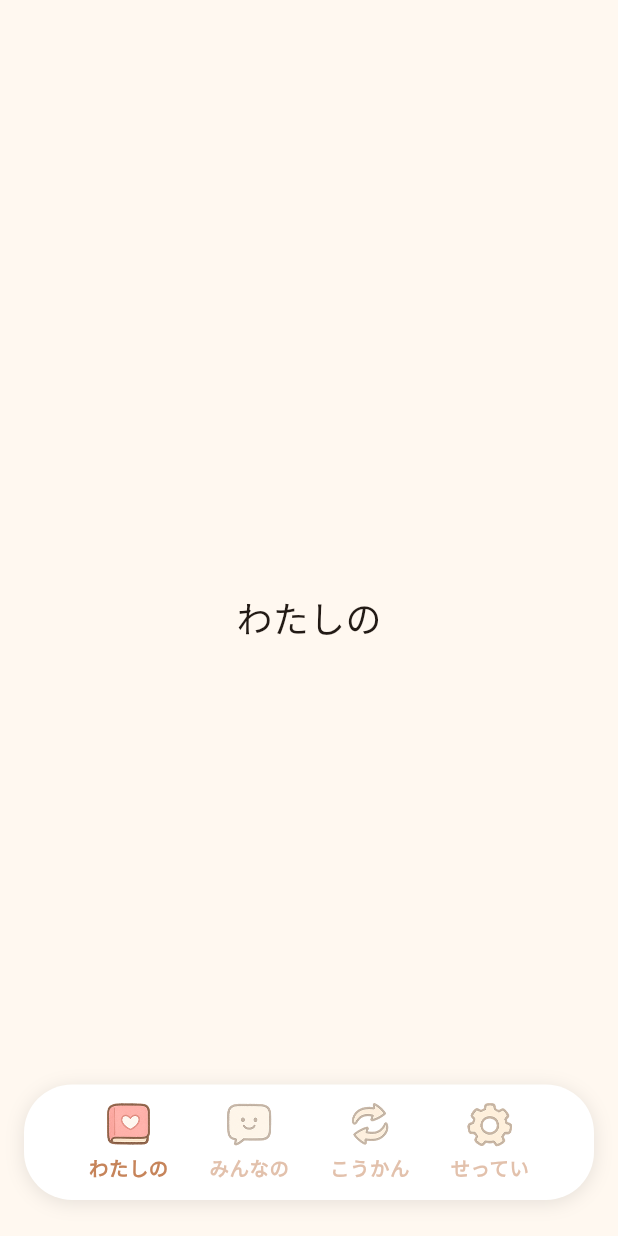
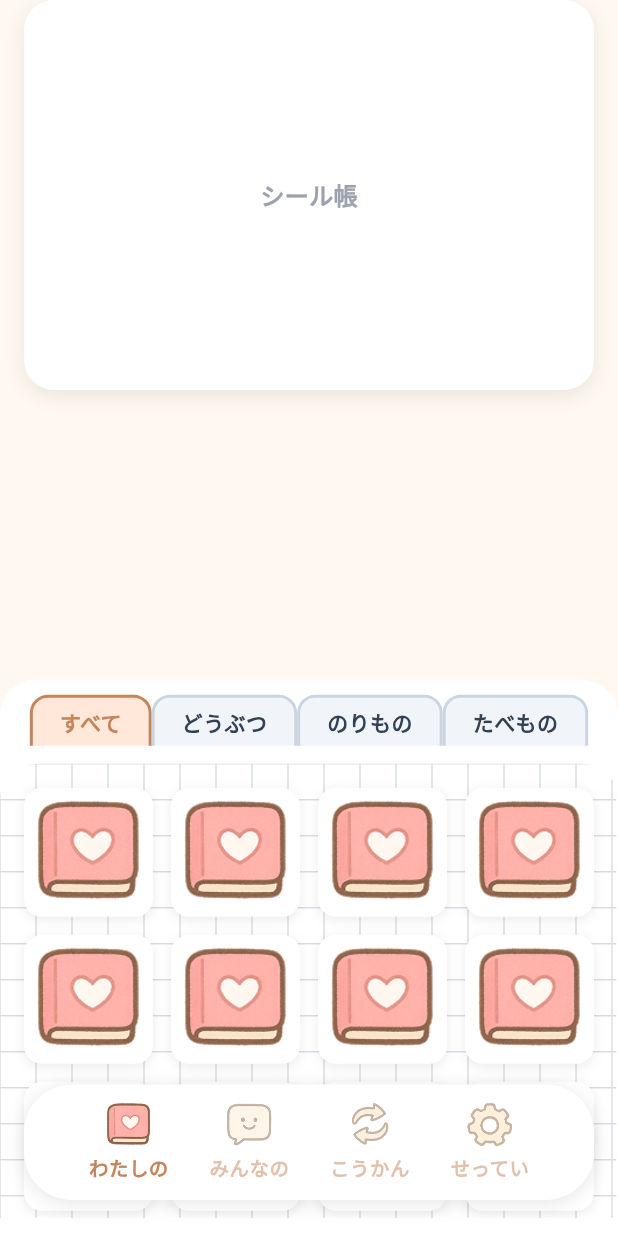
Before and after one commit to p2hacks2025/post-04, a Flutter app: the screen it shows after launch, on a phone screen of 412 x 824 dp. Run offline on Flutter 3.47's test engine with Material 3 defaults, Android fonts, the phone set to English and light mode, and no system bars; our stand-ins replace google_fonts.

Commit message:
feat: add draggable sticker sheet

```diff
--- a/lib/main.dart
+++ b/lib/main.dart
@@ -1,6 +1,7 @@
 import 'package:flutter/material.dart';
 import 'package:google_fonts/google_fonts.dart';
 
+import 'pages/sticker_book_page.dart';
 import 'widgets/navigation_bar.dart';
 
 void main() {
@@ -41,7 +42,7 @@ class _MainScreenState extends State<MainScreen> {
   int _selectedIndex = 0;
 
   final List<Widget> _pages = [
-    const Center(child: Text('わたしの', style: TextStyle(fontSize: 24))),
+    const StickerBookPage(),
     const Center(child: Text('みんなの', style: TextStyle(fontSize: 24))),
     const Center(child: Text('こうかん', style: TextStyle(fontSize: 24))),
     const Center(child: Text('せってい', style: TextStyle(fontSize: 24))),
--- /dev/null
+++ b/lib/pages/sticker_book_page.dart
@@ -0,0 +1,318 @@
+import 'package:flutter/material.dart';
+
+class StickerBookPage extends StatefulWidget {
+  const StickerBookPage({super.key});
+
+  @override
+  State<StickerBookPage> createState() => _StickerBookPageState();
+}
+
+class _StickerBookPageState extends State<StickerBookPage> {
+  final List<String> _categories = const ['すべて', 'どうぶつ', 'のりもの', 'たべもの'];
+  int _selectedCategoryIndex = 0;
+
+  final List<String> _stickers = List.filled(12, 'assets/icons/home_icon.png');
+
+  @override
+  Widget build(BuildContext context) {
+    return Stack(
+      children: [
+        Column(
+          children: [
+            _StickerBoardPlaceholder(),
+            const SizedBox(height: 12),
+            const Spacer(),
+          ],
+        ),
+        _StickerListBottomSheet(
+          categories: _categories,
+          selectedIndex: _selectedCategoryIndex,
+          onCategorySelected: (index) {
+            setState(() => _selectedCategoryIndex = index);
+          },
+          stickers: _stickers,
+        ),
+      ],
+    );
+  }
+}
+
+class _StickerBoardPlaceholder extends StatelessWidget {
+  @override
+  Widget build(BuildContext context) {
+    return Container(
+      width: double.infinity,
+      height: 260,
+      margin: const EdgeInsets.symmetric(horizontal: 16),
+      decoration: BoxDecoration(
+        color: Colors.white,
+        borderRadius: BorderRadius.circular(20),
+        boxShadow: [
+          BoxShadow(
+            color: Colors.black.withOpacity(0.08),
+            blurRadius: 10,
+            offset: const Offset(0, 4),
+          ),
+        ],
+      ),
+      child: const Center(
+        child: Text(
+          'シール帳',
+          style: TextStyle(
+            fontWeight: FontWeight.w700,
+            fontSize: 16,
+            color: Color(0xFF9CA3AF),
+          ),
+        ),
+      ),
+    );
+  }
+}
+
+class _StickerListBottomSheet extends StatelessWidget {
+  const _StickerListBottomSheet({
+    required this.categories,
+    required this.selectedIndex,
+    required this.onCategorySelected,
+    required this.stickers,
+  });
+
+  final List<String> categories;
+  final int selectedIndex;
+  final ValueChanged<int> onCategorySelected;
+  final List<String> stickers;
+
+  @override
+  Widget build(BuildContext context) {
+    return DraggableScrollableSheet(
+      initialChildSize: 0.45,
+      minChildSize: 0.35,
+      maxChildSize: 0.85,
+      builder: (context, scrollController) {
+        return Container(
+          decoration: const BoxDecoration(
+            color: Colors.white,
+            borderRadius: BorderRadius.vertical(top: Radius.circular(24)),
+          ),
+          padding: const EdgeInsets.fromLTRB(0, 10, 0, 12),
+          child: Column(
+            children: [
+              _StickerTabs(
+                categories: categories,
+                selectedIndex: selectedIndex,
+                onCategorySelected: onCategorySelected,
+              ),
+              const SizedBox(height: 6),
+              Expanded(
+                child: _StickerGridArea(
+                  stickers: stickers,
+                  scrollController: scrollController,
+                ),
+              ),
+            ],
+          ),
+        );
+      },
+    );
+  }
+}
+
+class _StickerTabs extends StatelessWidget {
+  const _StickerTabs({
+    required this.categories,
+    required this.selectedIndex,
+    required this.onCategorySelected,
+  });
+
+  final List<String> categories;
+  final int selectedIndex;
+  final ValueChanged<int> onCategorySelected;
+
+  @override
+  Widget build(BuildContext context) {
+    return Container(
+      color: Colors.transparent,
+      padding: const EdgeInsets.only(bottom: 6),
+      child: SingleChildScrollView(
+        scrollDirection: Axis.horizontal,
+        padding: const EdgeInsets.only(left: 0, right: 0),
+        child: Transform.translate(
+          offset: const Offset(0, 0),
+          child: Row(
+            mainAxisAlignment: MainAxisAlignment.start,
+            children: [
+              for (var i = 0; i < categories.length; i++)
+                _FileTab(
+                  label: categories[i],
+                  isSelected: selectedIndex == i,
+                  onTap: () => onCategorySelected(i),
+                ),
+            ],
+          ),
+        ),
+      ),
+    );
+  }
+}
+
+class _StickerGridArea extends StatelessWidget {
+  const _StickerGridArea({
+    required this.stickers,
+    required this.scrollController,
+  });
+
+  final List<String> stickers;
+  final ScrollController scrollController;
+
+  @override
+  Widget build(BuildContext context) {
+    return ClipRRect(
+      borderRadius: const BorderRadius.vertical(top: Radius.circular(24)),
+      child: Stack(
+        clipBehavior: Clip.hardEdge,
+        children: [
+          const Positioned.fill(
+            child: Padding(
+              padding: EdgeInsets.only(right: 1),
+              child: _GridBackground(),
+            ),
+          ),
+          GridView.builder(
+            controller: scrollController,
+            physics: const ClampingScrollPhysics(),
+            padding: const EdgeInsets.all(16),
+            gridDelegate: const SliverGridDelegateWithFixedCrossAxisCount(
+              crossAxisCount: 4,
+              mainAxisSpacing: 12,
+              crossAxisSpacing: 12,
+            ),
+            itemCount: stickers.length,
+            itemBuilder: (context, index) {
+              return _StickerTile(assetPath: stickers[index]);
+            },
+          ),
+        ],
+      ),
+    );
+  }
+}
+
+class _FileTab extends StatelessWidget {
+  const _FileTab({
+    required this.label,
+    required this.isSelected,
+    required this.onTap,
+  });
+
+  final String label;
+  final bool isSelected;
+  final VoidCallback onTap;
+
+  @override
+  Widget build(BuildContext context) {
+    return GestureDetector(
+      onTap: onTap,
+      behavior: HitTestBehavior.translucent,
+      onVerticalDragStart: (_) => onTap(),
+      child: Container(
+        padding: const EdgeInsets.symmetric(horizontal: 18, vertical: 6),
+        decoration: BoxDecoration(
+          color: isSelected ? const Color(0xFFFFE8D9) : const Color(0xFFF1F5F9),
+          borderRadius: const BorderRadius.only(
+            topLeft: Radius.circular(12),
+            topRight: Radius.circular(12),
+          ),
+          border: Border(
+            top: BorderSide(
+              color: isSelected
+                  ? const Color(0xFFC6845A)
+                  : const Color(0xFFCBD5E1),
+              width: 2,
+            ),
+            left: BorderSide(
+              color: isSelected
+                  ? const Color(0xFFC6845A)
+                  : const Color(0xFFCBD5E1),
+              width: 2,
+            ),
+            right: BorderSide(
+              color: isSelected
+                  ? const Color(0xFFC6845A)
+                  : const Color(0xFFCBD5E1),
+              width: 2,
+            ),
+          ),
+        ),
+        child: Text(
+          label,
+          style: TextStyle(
+            color: isSelected
+                ? const Color(0xFFC6845A)
+                : const Color(0xFF334155),
+            fontWeight: isSelected ? FontWeight.w900 : FontWeight.w600,
+          ),
+        ),
+      ),
+    );
+  }
+}
+
+class _StickerTile extends StatelessWidget {
+  const _StickerTile({required this.assetPath});
+
+  final String assetPath;
+
+  @override
+  Widget build(BuildContext context) {
+    return Container(
+      decoration: BoxDecoration(
+        color: Colors.white,
+        borderRadius: BorderRadius.circular(12),
+        boxShadow: [
+          BoxShadow(
+            color: Colors.black.withOpacity(0.08),
+            blurRadius: 6,
+            spreadRadius: 0,
+            offset: const Offset(0, 2),
+          ),
+        ],
+      ),
+      padding: const EdgeInsets.all(8),
+      child: Image.asset(assetPath, filterQuality: FilterQuality.high),
+    );
+  }
+}
+
+class _GridBackground extends StatelessWidget {
+  const _GridBackground();
+
+  @override
+  Widget build(BuildContext context) {
+    return CustomPaint(painter: _GridBackgroundPainter());
+  }
+}
+
+class _GridBackgroundPainter extends CustomPainter {
+  const _GridBackgroundPainter();
+
+  @override
+  void paint(Canvas canvas, Size size) {
+    const double step = 24;
+    final paint = Paint()
+      ..color = const Color(0xFFD9DDE3)
+      ..strokeWidth = 1;
+
+    final double width = size.width;
+    final double height = size.height;
+
+    for (double x = 0; x <= width + step; x += step) {
+      canvas.drawLine(Offset(x, 0), Offset(x, height), paint);
+    }
+    for (double y = 0; y <= height + step; y += step) {
+      canvas.drawLine(Offset(0, y), Offset(width, y), paint);
+    }
+  }
+
+  @override
+  bool shouldRepaint(covariant CustomPainter oldDelegate) => false;
+}
```
